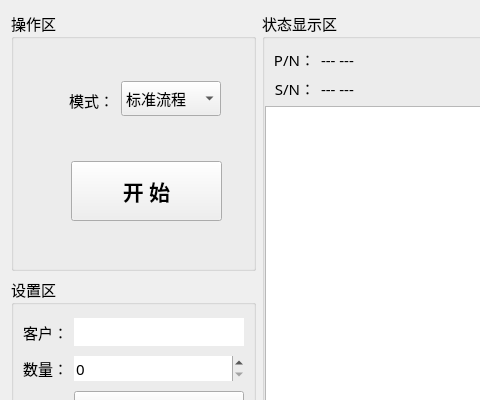
First picture: the form in Socket-Fvt/Socket-Fvt/home/home_workwid.ui, repository ChinaClever/ScalePoint, before the edit; both pictures show x 0 to 480 and y 0 to 400 of the 1002 by 490 pixel window.
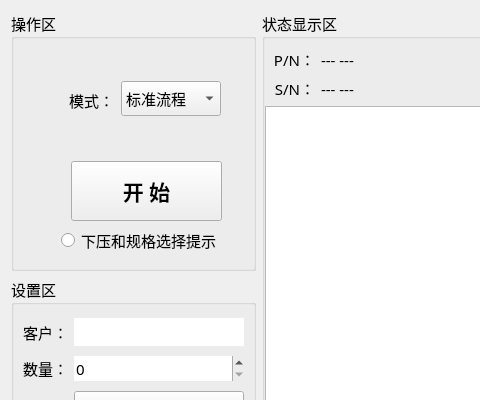
Second picture: the form after the edit.

Commit message: 弹框提示

What changed in the file:
```diff
--- a/Socket-Fvt/Socket-Fvt/home/home_workwid.ui
+++ b/Socket-Fvt/Socket-Fvt/home/home_workwid.ui
@@ -318,6 +318,19 @@
        </property>
       </item>
      </widget>
+     <widget class="QRadioButton" name="tipBtn">
+      <property name="geometry">
+       <rect>
+        <x>50</x>
+        <y>220</y>
+        <width>161</width>
+        <height>18</height>
+       </rect>
+      </property>
+      <property name="text">
+       <string>下压和规格选择提示</string>
+      </property>
+     </widget>
     </widget>
    </item>
    <item row="1" column="0" rowspan="2">
```
The commit also changes 3 other files.
